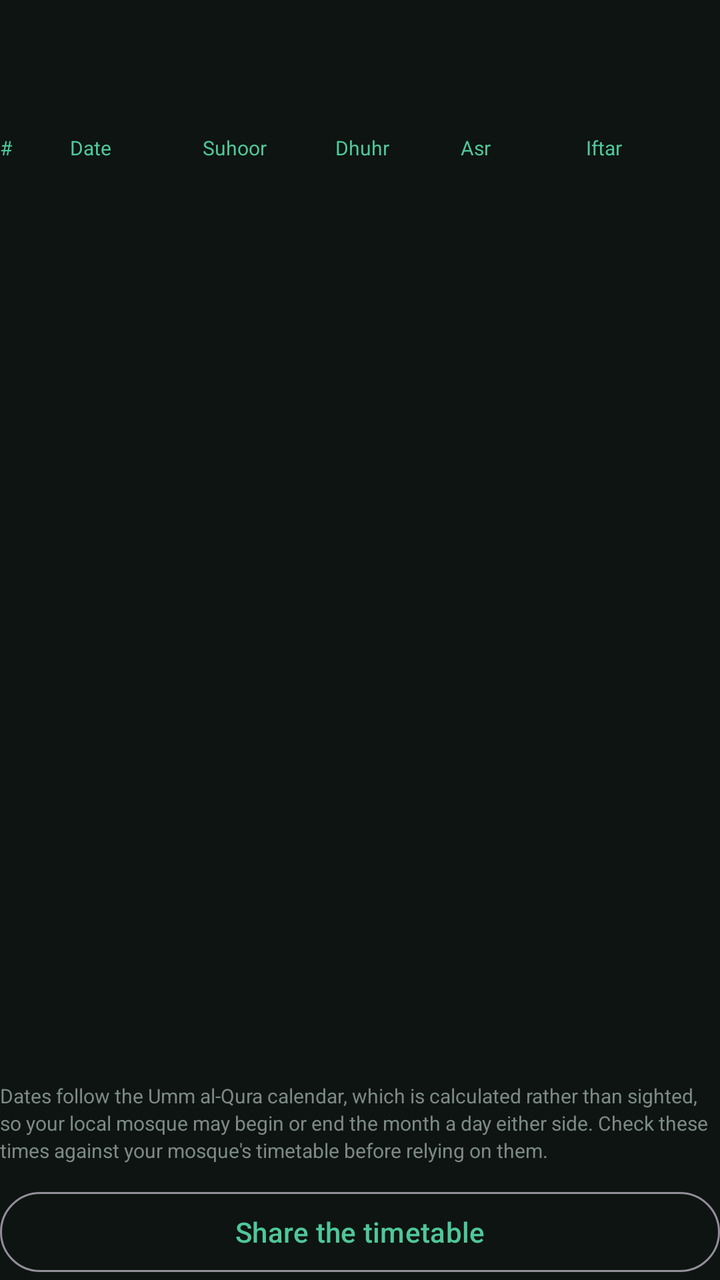
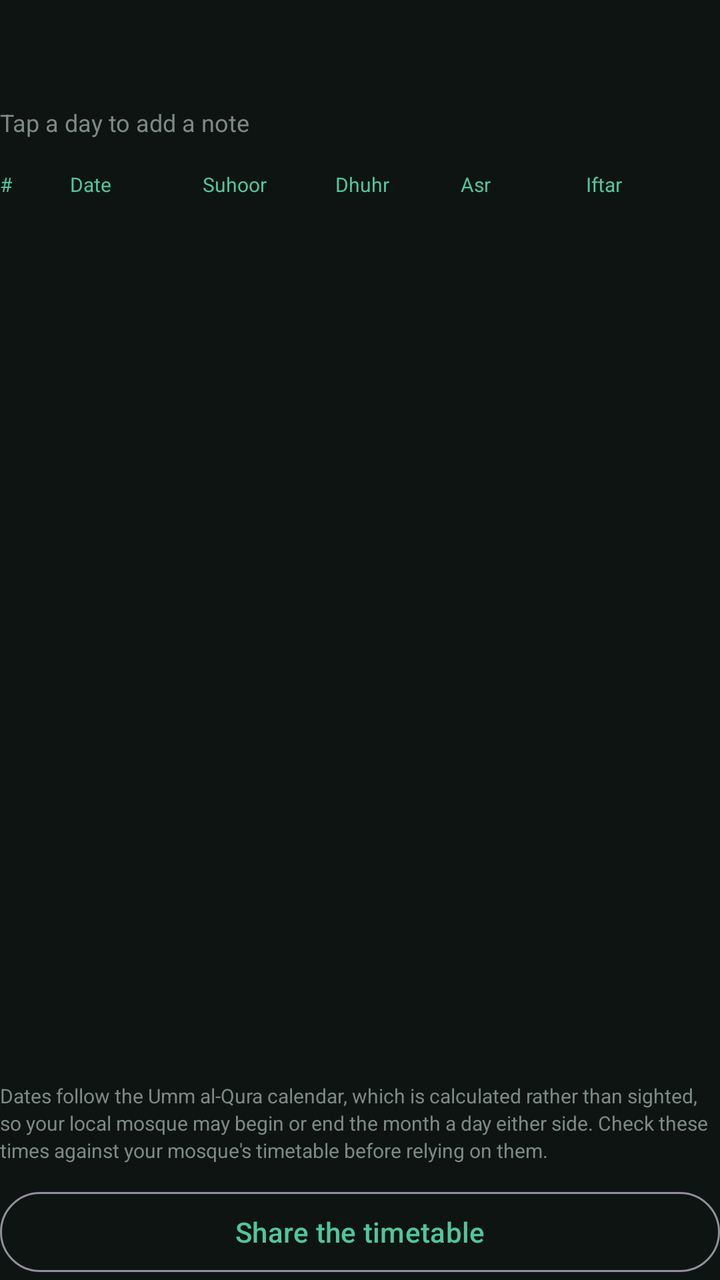

Compare the two renders of this Android layout. The source of the first and the diff that turns it into the second are given below.
<!-- AndroidManifest.xml: application theme Theme.Athan -->
<!-- res/layout/activity_ramadan.xml -->
<?xml version="1.0" encoding="utf-8"?>
<LinearLayout xmlns:android="http://schemas.android.com/apk/res/android"
    android:id="@+id/root"
    android:layout_width="match_parent"
    android:layout_height="match_parent"
    android:background="@color/bg"
    android:orientation="vertical">

    <TextView
        android:id="@+id/title"
        android:layout_width="match_parent"
        android:layout_height="wrap_content"
        android:textColor="@color/accent"
        android:textSize="22sp" />

    <TextView
        android:id="@+id/subtitle"
        android:layout_width="match_parent"
        android:layout_height="wrap_content"
        android:layout_marginTop="4dp"
        android:textAlignment="viewStart"
        android:textColor="@color/text_dim"
        android:textDirection="locale"
        android:textSize="13sp" />

    <TextView
        android:id="@+id/empty"
        android:layout_width="match_parent"
        android:layout_height="wrap_content"
        android:layout_marginTop="24dp"
        android:text="@string/ramadan_no_location"
        android:textColor="@color/text_dim"
        android:textSize="15sp"
        android:visibility="gone" />

    
    <LinearLayout
        android:layout_width="match_parent"
        android:layout_height="wrap_content"
        android:layout_marginTop="16dp"
        android:orientation="horizontal"
        android:paddingBottom="6dp">

        <TextView
            android:layout_width="0dp"
            android:layout_height="wrap_content"
            android:layout_weight="0.9"
            android:text="@string/ramadan_col_day"
            android:textColor="@color/accent"
            android:maxLines="1"
            android:textSize="10sp" />

        <TextView
            android:layout_width="0dp"
            android:layout_height="wrap_content"
            android:layout_weight="1.7"
            android:text="@string/ramadan_col_date"
            android:textColor="@color/accent"
            android:maxLines="1"
            android:textSize="10sp" />

        <TextView
            android:layout_width="0dp"
            android:layout_height="wrap_content"
            android:layout_weight="1.7"
            android:text="@string/ramadan_col_suhoor"
            android:textColor="@color/accent"
            android:maxLines="1"
            android:textSize="10sp" />

        <TextView
            android:layout_width="0dp"
            android:layout_height="wrap_content"
            android:layout_weight="1.6"
            android:text="@string/dhuhr"
            android:textColor="@color/accent"
            android:maxLines="1"
            android:textSize="10sp" />

        <TextView
            android:layout_width="0dp"
            android:layout_height="wrap_content"
            android:layout_weight="1.6"
            android:text="@string/asr"
            android:textColor="@color/accent"
            android:maxLines="1"
            android:textSize="10sp" />

        <TextView
            android:layout_width="0dp"
            android:layout_height="wrap_content"
            android:layout_weight="1.7"
            android:text="@string/ramadan_col_iftar"
            android:textColor="@color/accent"
            android:maxLines="1"
            android:textSize="10sp" />
    </LinearLayout>

    <ScrollView
        android:layout_width="match_parent"
        android:layout_height="0dp"
        android:layout_weight="1"
        android:scrollbars="none">

        <LinearLayout
            android:id="@+id/table"
            android:layout_width="match_parent"
            android:layout_height="wrap_content"
            android:orientation="vertical" />
    </ScrollView>

    <TextView
        android:layout_width="match_parent"
        android:layout_height="wrap_content"
        android:layout_marginTop="10dp"
        android:lineSpacingExtra="2dp"
        android:text="@string/ramadan_footnote"
        android:textColor="@color/text_dim"
            android:textSize="10sp" />

    <com.google.android.material.button.MaterialButton
        android:id="@+id/shareButton"
        style="?attr/materialButtonOutlinedStyle"
        android:layout_width="match_parent"
        android:layout_height="wrap_content"
        android:layout_marginTop="10dp"
        android:text="@string/ramadan_share"
        android:textAllCaps="false" />

</LinearLayout>
<!-- resources referenced by this layout -->
<resources>
  <color name="accent">#4FC79A</color>
  <color name="bg">#0E1412</color>
  <color name="text_dim">#7C8A85</color>
  <string name="asr">Asr</string>
  <string name="dhuhr">Dhuhr</string>
  <string name="ramadan_col_date">Date</string>
  <string name="ramadan_col_day">#</string>
  <string name="ramadan_col_iftar">Iftar</string>
  <string name="ramadan_col_suhoor">Suhoor</string>
  <string name="ramadan_footnote">Dates follow the Umm al-Qura calendar, which is calculated rather than sighted, so your local mosque may begin or end the month a day either side. Check these times against your mosque\'s timetable before relying on them.</string>
  <string name="ramadan_no_location">Set your location to build the timetable</string>
  <string name="ramadan_share">Share the timetable</string>
  <style name="Theme.Athan" parent="Theme.Material3.Dark.NoActionBar">
          <item name="android:statusBarColor">@android:color/transparent</item>
          <item name="android:navigationBarColor">@android:color/transparent</item>
          <item name="android:windowBackground">@color/bg</item>
          <item name="colorPrimary">@color/accent</item>
          <item name="colorOnPrimary">#08110D</item>
          <item name="colorSecondaryContainer">#1E3A2F</item>
          <item name="colorOnSecondaryContainer">@color/accent</item>
      </style>
</resources>

<!-- the commit's change to res/layout/activity_ramadan.xml (unified diff, before → after) -->
@@ -22,6 +22,16 @@
         android:textColor="@color/text_dim"
         android:textDirection="locale"
         android:textSize="13sp" />
+
+    <TextView
+        android:id="@+id/noteHint"
+        android:layout_width="match_parent"
+        android:layout_height="wrap_content"
+        android:layout_marginTop="2dp"
+        android:text="@string/ramadan_note_hint"
+        android:textAlignment="viewStart"
+        android:textColor="@color/text_dim"
+        android:textSize="12sp" />
 
     <TextView
         android:id="@+id/empty"
<!-- resource entries referenced after the edit -->
@@ -11,6 +11,7 @@
   <string name="ramadan_col_suhoor">Suhoor</string>
   <string name="ramadan_footnote">Dates follow the Umm al-Qura calendar, which is calculated rather than sighted, so your local mosque may begin or end the month a day either side. Check these times against your mosque\'s timetable before relying on them.</string>
   <string name="ramadan_no_location">Set your location to build the timetable</string>
+  <string name="ramadan_note_hint">Tap a day to add a note</string>
   <string name="ramadan_share">Share the timetable</string>
   <style name="Theme.Athan" parent="Theme.Material3.Dark.NoActionBar">
           <item name="android:statusBarColor">@android:color/transparent</item>
